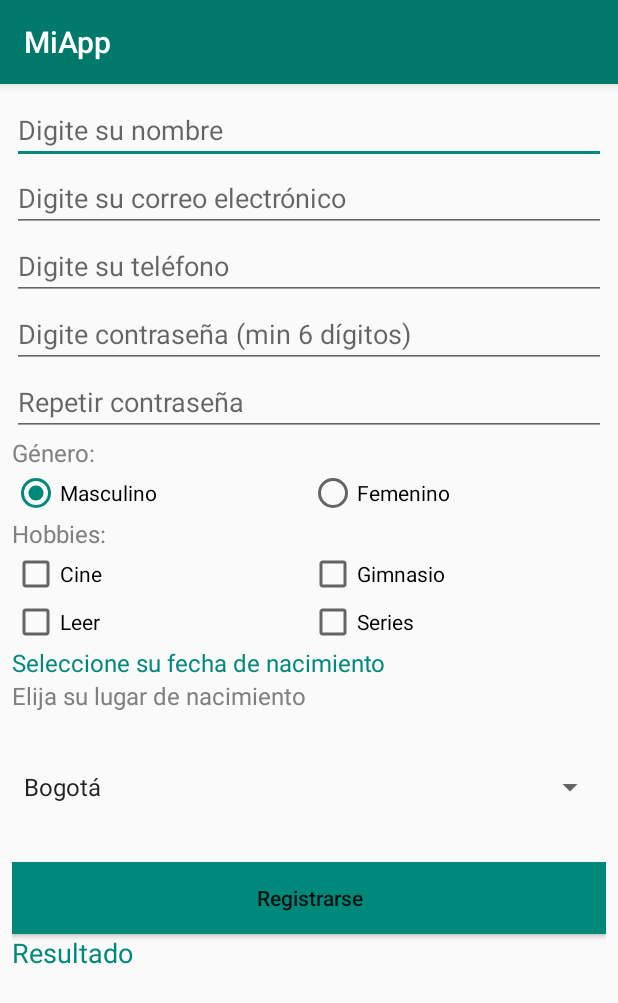
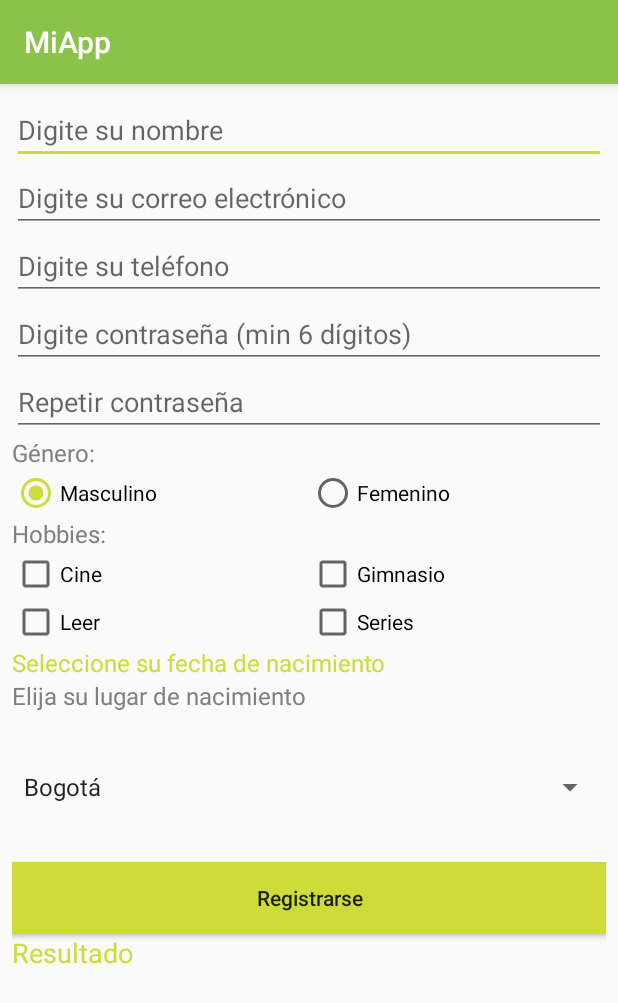
Before and after one commit to alejandrazuleta1/Practica2, an Android app: the RegistroActivity screen opened directly, with no data from a screen before it, on a phone screen of 412 x 824 dp. Shown: the top 1003 px of the screen. Run offline under Robolectric (Android 15) with nearby library versions, the phone set to English and light mode, and no system bars.

Commit message:
interfaz practica 3

```diff
--- a/app/src/main/res/values/colors.xml
+++ b/app/src/main/res/values/colors.xml
@@ -1,8 +1,11 @@
 <?xml version="1.0" encoding="utf-8"?>
 <resources>
-    <color name="colorPrimary">#00796B</color>
-    <color name="colorPrimaryDark">#006064</color>
-    <color name="colorAccent">#00897B</color>
+    <color name="colorPrimary">#8BC34A</color>
+    <color name="colorPrimaryDark">#689F38</color>
+    <color name="colorLightPrimary">#DCEDC8</color>
+    <color name="colorAccent">#CDDC39</color>
+    <color name="colorPrimaryText">#343F4B</color>
+    <color name="colorSecondaryText">#5A6978</color>
     <item name="black" type="color">#000000</item>
     <item name="navy" type="color">	#000080</item>
     <item name="darkblue" type="color">#00008b</item>
```
Also changed, not shown: app/src/main/res/layout/activity_splash.xml (+2 -10 lines), app/src/main/res/drawable/LogoMiApp.png (added), app/src/main/res/drawable/logo.png (deleted).
